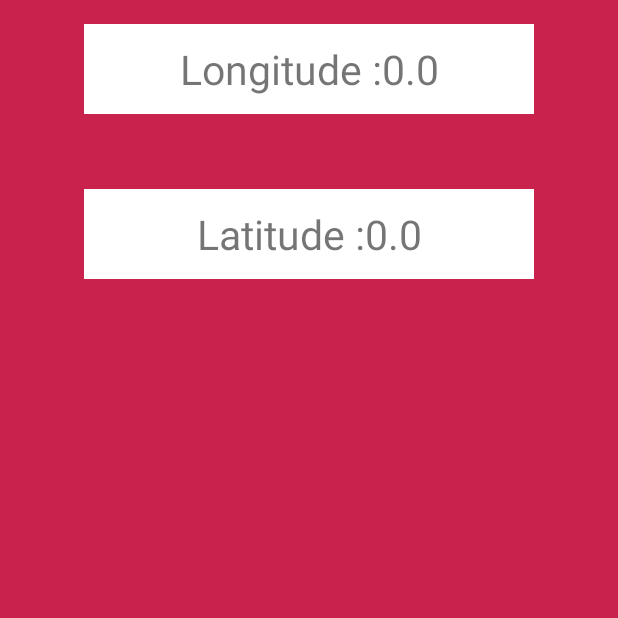
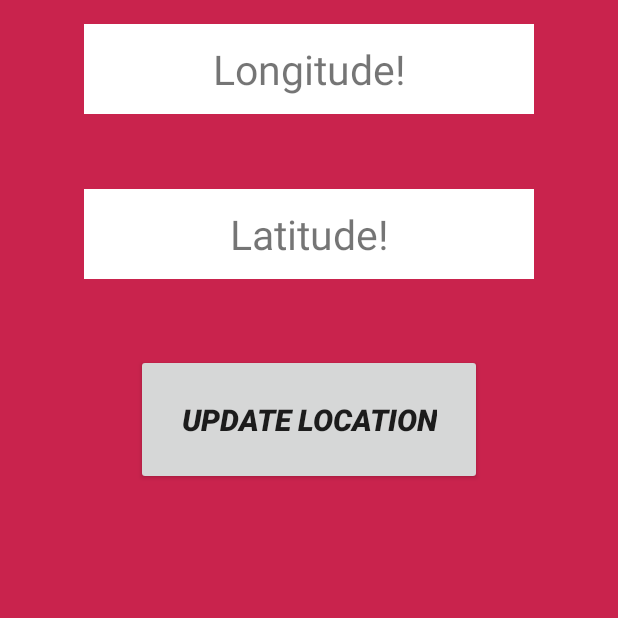
Before and after one commit to skptl/locii, an Android app: the screen it shows after launch (LocationClass), on a phone screen of 412 x 824 dp, the top half of it. Run offline under Robolectric (Android 15) with nearby library versions, the phone set to English and light mode, and no system bars; 1 statement that could not run was skipped.

Commit message:
Revised Location

```diff
--- a/app/build.gradle
+++ b/app/build.gradle
@@ -7,7 +7,7 @@ android {
     defaultConfig {
         applicationId "gy.chnolo.te.locii"
         minSdkVersion 15
-        targetSdkVersion 23
+        targetSdkVersion 22
         versionCode 1
         versionName "1.0"
     }
--- a/app/src/main/AndroidManifest.xml
+++ b/app/src/main/AndroidManifest.xml
@@ -6,6 +6,9 @@
     <uses-permission android:name="android.permission.GET_ACCOUNTS" />
     <uses-permission android:name="android.permission.READ_PROFILE" />
     <uses-permission android:name="android.permission.READ_CONTACTS" />
+    <uses-permission android:name="android.permission.ACCESS_FINE_LOCATION"/>
+    <uses-permission android:name="android.permission.ACCESS_COARSE_LOCATION"/>
+    <uses-permission android:name="android.permission.INTERNET"/>
 
     <application
         android:allowBackup="true"
@@ -13,6 +16,8 @@
         android:label="@string/app_name"
         android:supportsRtl="true"
         android:theme="@style/AppTheme">
+        <meta-data android:name="com.google.android.gms.version"
+            android:value="@integer/google_play_services_version" />
         <activity
             android:name=".activity.LoginActivity"
             android:label="@string/app_name">
--- a/app/src/main/java/gy/chnolo/te/locii/service/LocationClass.java
+++ b/app/src/main/java/gy/chnolo/te/locii/service/LocationClass.java
@@ -8,6 +8,8 @@ import android.content.ServiceConnection;
 import android.os.Bundle;
 import android.os.IBinder;
 import android.util.Log;
+import android.view.View;
+import android.widget.Button;
 import android.widget.TextView;
 import android.widget.Toast;
 
@@ -17,7 +19,8 @@ public class LocationClass extends Activity {
 
     protected TextView lat_text;
     protected TextView long_text;
-    // protected Button button;
+
+     protected Button button;
     protected Intent i;
     protected double latitude,longitude;
     ServiceClass locationService = new ServiceClass();
@@ -33,17 +36,22 @@ public class LocationClass extends Activity {
 
         lat_text = (TextView) findViewById(R.id.latitude);
         long_text = (TextView) findViewById(R.id.longitude);
-        // button=(Button)findViewById(R.id.button);
-        Intent i = new Intent(getApplicationContext(),ServiceClass.class);
-        bindService(i, mServiceConnection, Context.BIND_AUTO_CREATE);
-        startService(i);
+        button=(Button)findViewById(R.id.button);
+        button.setOnClickListener(new View.OnClickListener() {
+            @Override
+            public void onClick(View v) {
+                getCoordinates();
+                updateLocationUI(longitude, latitude);
+            }
+        });
     }
 
     @Override
     protected void onStart() {
         super.onStart();
-        getCoordinates();
-        updateLocationUI(latitude,longitude);
+        Intent i = new Intent(this,ServiceClass.class);
+        bindService(i, mServiceConnection, Context.BIND_AUTO_CREATE);
+        startService(i);
     }
 
     protected ServiceConnection mServiceConnection = new ServiceConnection() {
@@ -64,16 +72,16 @@ public class LocationClass extends Activity {
         }
     };
 
-
     @Override
-    protected void onDestroy() {
-        super.onDestroy();
-        stopService(i);
+    protected void onStop() {
+        super.onStop();
+        unbindService(mServiceConnection);
     }
 
     public void getCoordinates() {
 
         latitude = locationService.latitude;
+        Log.i("lat",String.valueOf(latitude));
         longitude = locationService.longitude;
 
     }
--- a/app/src/main/res/layout/activity_location.xml
+++ b/app/src/main/res/layout/activity_location.xml
@@ -28,6 +28,17 @@
         android:background="#fff"
         android:layout_height="60dp"
         android:gravity="center_vertical|center_horizontal" />
+    <Button
+        android:layout_width="wrap_content"
+        android:id="@+id/button"
+        android:layout_height="wrap_content"
+        android:layout_below="@+id/latitude"
+        android:layout_centerHorizontal="true"
+        android:layout_marginTop="50dp"
+        android:padding="30dp"
+        android:textStyle="bold|italic"
+        android:textSize="20sp"
+        android:text="Update Location"/>
 
 
 </RelativeLayout>
--- a/app/src/main/res/values/strings.xml
+++ b/app/src/main/res/values/strings.xml
@@ -13,4 +13,5 @@
     <string name="permission_rationale">"Contacts permissions are needed for providing email
         completions."
     </string>
+    <string name="google_app_id">124720</string>
 </resources>
--- a/build.gradle
+++ b/build.gradle
@@ -6,6 +6,8 @@ buildscript {
     }
     dependencies {
         classpath 'com.android.tools.build:gradle:2.0.0-beta4'
+        classpath 'com.google.gms:google-services:1.5.0-beta2'
+
 
         // NOTE: Do not place your application dependencies here; they belong
         // in the individual module build.gradle files
```
Also changed, not shown: app/src/main/java/gy/chnolo/te/locii/service/ServiceClass.java (+45 -33 lines).
